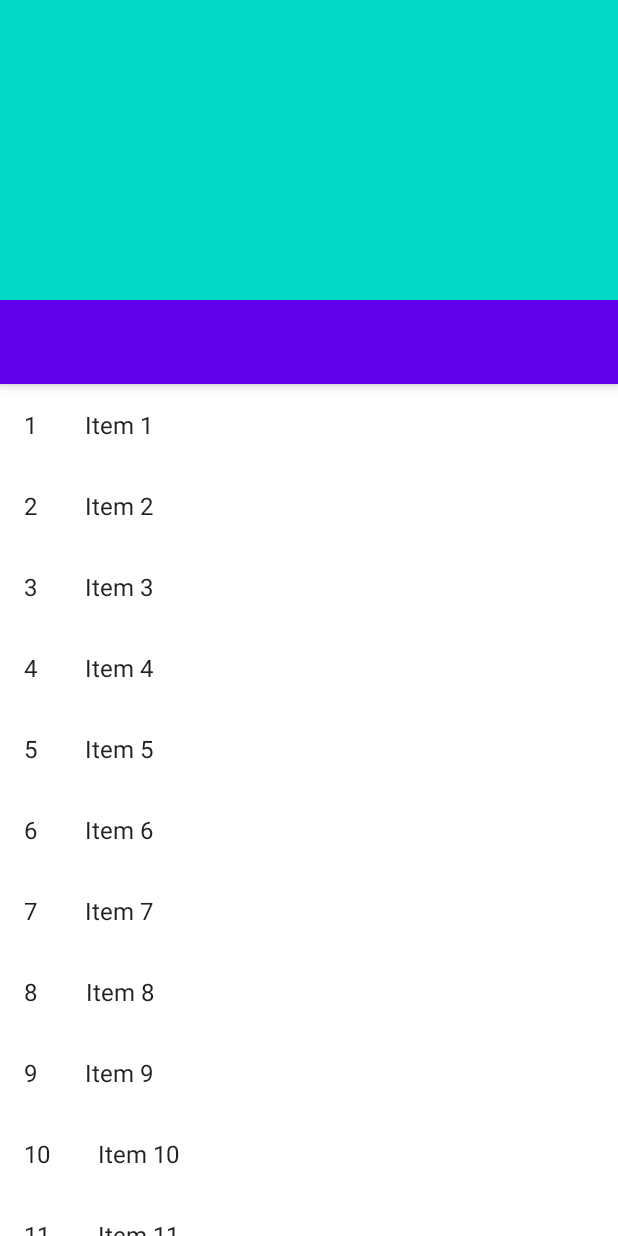
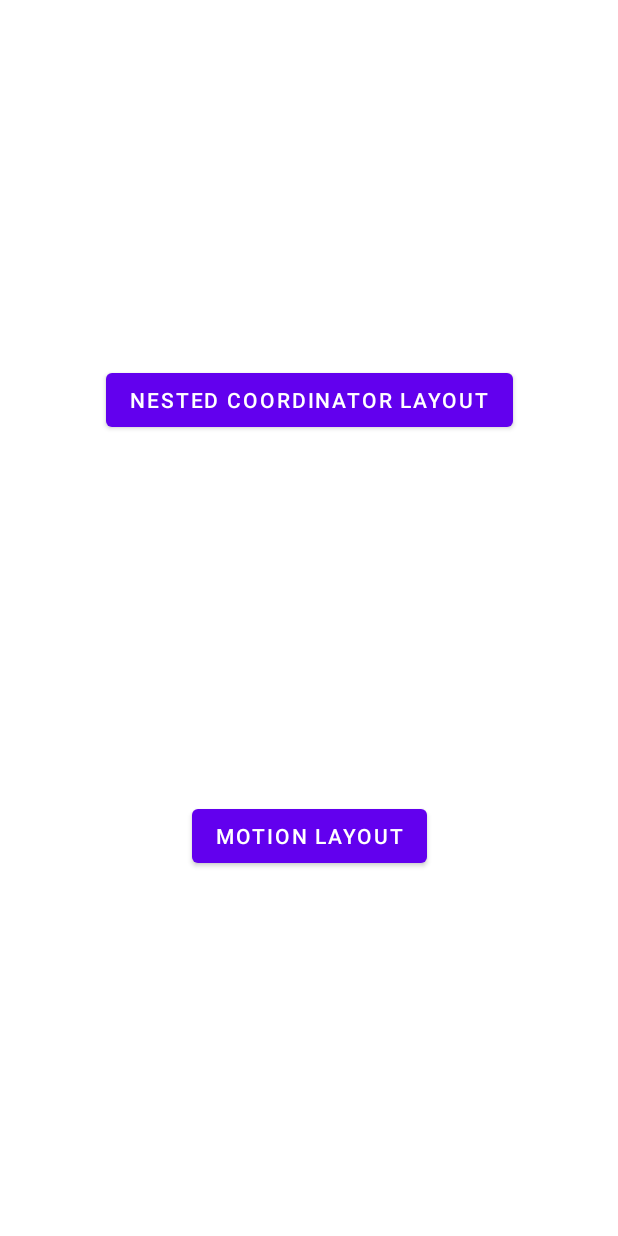
Before and after one commit to serbelga/NestedCoordinatorLayout, an Android app: the screen it shows after launch (CoordinatorActivity before the commit, MainActivity after it), on a phone screen of 412 x 824 dp. Run offline under Robolectric (Android 15) with nearby library versions, the phone set to English and light mode, and no system bars.

Commit message:
Update NestedCoordinatorLayout. New MainActivity, MotionLayoutNestedActivity

```diff
--- a/app/build.gradle
+++ b/app/build.gradle
@@ -40,6 +40,7 @@ dependencies {
     implementation "org.jetbrains.kotlin:kotlin-stdlib:$kotlin_version"
     implementation 'androidx.core:core-ktx:1.3.2'
     implementation 'androidx.appcompat:appcompat:1.2.0'
+    // DON'T UPDATE THIS LIBRARY
     implementation 'com.google.android.material:material:1.0.0'
     implementation 'androidx.constraintlayout:constraintlayout:2.0.4'
     implementation 'androidx.navigation:navigation-fragment-ktx:2.3.1'
--- /dev/null
+++ b/app/src/main/java/com/sergiobelda/multiplescrollflags/MainActivity.kt
@@ -0,0 +1,27 @@
+package com.sergiobelda.multiplescrollflags
+
+import android.content.Intent
+import androidx.appcompat.app.AppCompatActivity
+import android.os.Bundle
+import com.sergiobelda.multiplescrollflags.databinding.ActivityMainBinding
+
+class MainActivity : AppCompatActivity() {
+    private lateinit var binding: ActivityMainBinding
+
+    override fun onCreate(savedInstanceState: Bundle?) {
+        super.onCreate(savedInstanceState)
+        binding = ActivityMainBinding.inflate(layoutInflater)
+        setContentView(binding.root)
+        savedInstanceState?.getLong("")
+        binding.nestedCoordinator.setOnClickListener {
+            startActivity(
+                Intent(this, CoordinatorActivity::class.java)
+            )
+        }
+        binding.motionLayout.setOnClickListener {
+            startActivity(
+                Intent(this, MotionLayoutNestedActivity::class.java)
+            )
+        }
+    }
+}
--- a/app/src/main/res/layout/activity_coordinator.xml
+++ b/app/src/main/res/layout/activity_coordinator.xml
@@ -22,8 +22,8 @@
         </com.google.android.material.appbar.AppBarLayout>
 
         <androidx.recyclerview.widget.RecyclerView
+            android:id="@+id/recyclerView"
             android:nestedScrollingEnabled="true"
-            android:id="@+id/recyclerView"
             android:layout_width="match_parent"
             android:layout_height="match_parent"
             app:layout_behavior="@string/appbar_scrolling_view_behavior" />
@@ -36,12 +36,12 @@
         android:layout_width="match_parent"
         android:layout_height="wrap_content">
 
-        <com.google.android.material.appbar.CollapsingToolbarLayout
+        <androidx.appcompat.widget.Toolbar
             android:layout_width="match_parent"
             android:nestedScrollingEnabled="true"
             android:layout_height="200dp"
             android:minHeight="56dp"
             android:background="@color/teal_200"
-            app:layout_scrollFlags="scroll|snap|exitUntilCollapsed"></com.google.android.material.appbar.CollapsingToolbarLayout>
+            app:layout_scrollFlags="scroll|snap|exitUntilCollapsed" />
     </com.google.android.material.appbar.AppBarLayout>
 </androidx.coordinatorlayout.widget.CoordinatorLayout>
--- /dev/null
+++ b/app/src/main/res/layout/activity_main.xml
@@ -0,0 +1,30 @@
+<?xml version="1.0" encoding="utf-8"?>
+<androidx.constraintlayout.widget.ConstraintLayout xmlns:android="http://schemas.android.com/apk/res/android"
+    xmlns:app="http://schemas.android.com/apk/res-auto"
+    xmlns:tools="http://schemas.android.com/tools"
+    android:layout_width="match_parent"
+    android:layout_height="match_parent"
+    tools:context=".MainActivity">
+
+    <com.google.android.material.button.MaterialButton
+        android:id="@+id/nested_coordinator"
+        android:layout_width="wrap_content"
+        android:layout_height="wrap_content"
+        android:text="Nested coordinator layout"
+        app:layout_constraintBottom_toTopOf="@+id/motion_layout"
+        app:layout_constraintEnd_toEndOf="parent"
+        app:layout_constraintHorizontal_bias="0.5"
+        app:layout_constraintStart_toStartOf="parent"
+        app:layout_constraintTop_toTopOf="parent" />
+
+    <com.google.android.material.button.MaterialButton
+        android:id="@+id/motion_layout"
+        android:layout_width="wrap_content"
+        android:layout_height="wrap_content"
+        android:text="Motion Layout"
+        app:layout_constraintBottom_toBottomOf="parent"
+        app:layout_constraintEnd_toEndOf="parent"
+        app:layout_constraintHorizontal_bias="0.5"
+        app:layout_constraintStart_toStartOf="parent"
+        app:layout_constraintTop_toBottomOf="@+id/nested_coordinator" />
+</androidx.constraintlayout.widget.ConstraintLayout>
```
Also changed, not shown: app/src/main/AndroidManifest.xml (+9 -6 lines), app/src/main/java/com/sergiobelda/multiplescrollflags/MotionLayoutNestedActivity.kt (added, +48 -0 lines), app/src/main/java/com/sergiobelda/multiplescrollflags/NestedCoordinatorLayout.kt (+126 -89 lines), app/src/main/res/layout/activity_motion_layout_nested.xml (added, +55 -0 lines), app/src/main/res/xml/motion_layout_scene.xml (added, +34 -0 lines).
